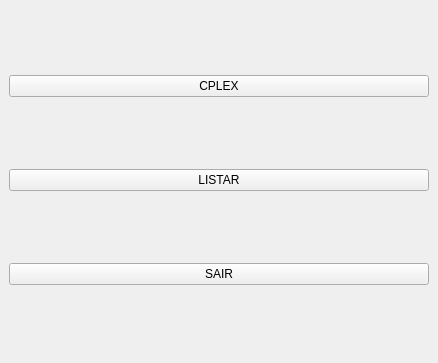
This is mainWindow.ui in tulioliveira/trabalho-cplex as Qt 5 draws it before an edit. The edited form follows.
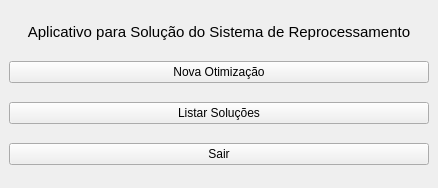
This is the edited form.

Commit message: CPLEX functionality and solver parametrization

```diff
--- a/mainWindow.ui
+++ b/mainWindow.ui
@@ -7,7 +7,7 @@
     <x>0</x>
     <y>0</y>
     <width>438</width>
-    <height>363</height>
+    <height>188</height>
    </rect>
   </property>
   <property name="windowTitle">
@@ -15,24 +15,45 @@
   </property>
   <widget class="QWidget" name="centralwidget">
    <layout class="QVBoxLayout" name="verticalLayout">
+    <item>
+     <widget class="QLabel" name="label">
+      <property name="maximumSize">
+       <size>
+        <width>16777215</width>
+        <height>20</height>
+       </size>
+      </property>
+      <property name="font">
+       <font>
+        <pointsize>11</pointsize>
+       </font>
+      </property>
+      <property name="text">
+       <string>Aplicativo para Solução do Sistema de Reprocessamento</string>
+      </property>
+      <property name="alignment">
+       <set>Qt::AlignCenter</set>
+      </property>
+     </widget>
+    </item>
     <item>
      <widget class="QPushButton" name="cplexbutton">
       <property name="text">
-       <string>CPLEX</string>
+       <string>Nova Otimização</string>
       </property>
      </widget>
     </item>
     <item>
      <widget class="QPushButton" name="listbutton">
       <property name="text">
-       <string>LISTAR</string>
+       <string>Listar Soluções</string>
       </property>
      </widget>
     </item>
     <item>
      <widget class="QPushButton" name="exitbutton">
       <property name="text">
-       <string>SAIR</string>
+       <string>Sair</string>
       </property>
      </widget>
     </item>
```
Left out of the diff: 5 changed lines with no effect on the pictures. The commit also changes 12 other files.
